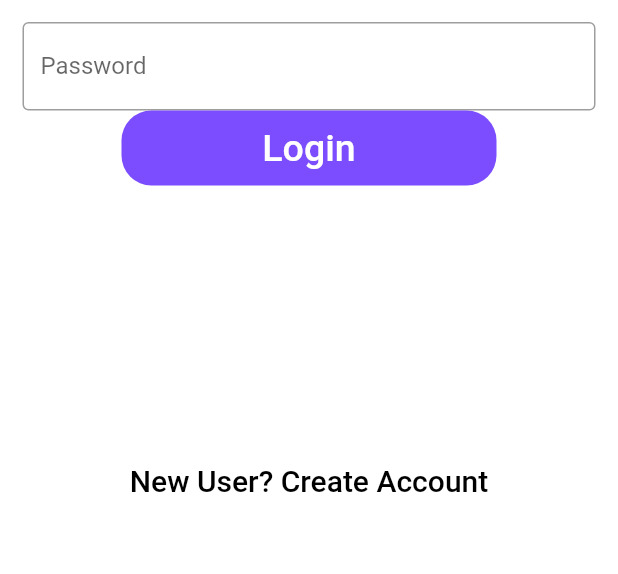
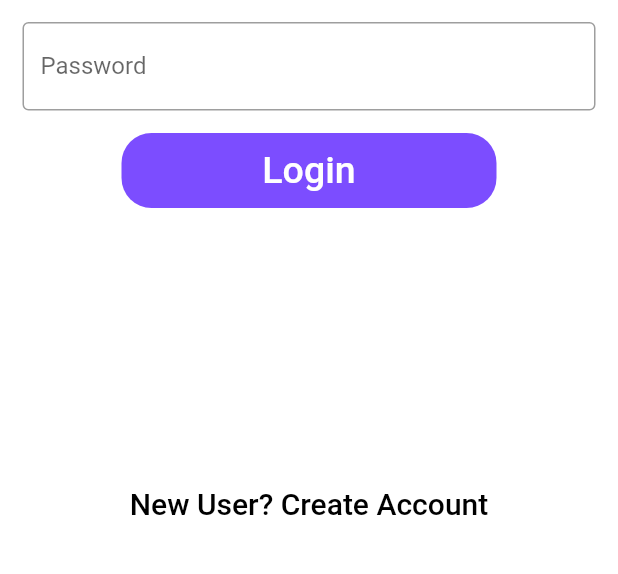
Before and after one commit to hamid-hai/Meditation-Application, a Flutter app: the screen it shows after launch, on a phone screen of 412 x 824 dp, the part 443-1017 px from its top. Run offline on Flutter 3.47's test engine with Material 2 defaults, Android fonts, the light colour scheme and no system bars; our stand-ins replace audioplayers, cloud_firestore, firebase_auth, firebase_core, flutter_spinkit, google_maps_flutter and 1 more; missing offline and left inert: dart:ffi; accounts and stored records are empty.

Commit message:
Padding widget inserted above sign in textbutton for a cleaner layout

```diff
--- a/lib/screens/authenticate/sign_in.dart
+++ b/lib/screens/authenticate/sign_in.dart
@@ -91,6 +91,12 @@ class _LoginScreenState extends State<LoginScreen> {
               ),
             ),
 
+            Padding(
+              padding: const EdgeInsets.only(
+                top: 15
+              ),
+            ),
+
 
             Container(
               height: 50,
```
